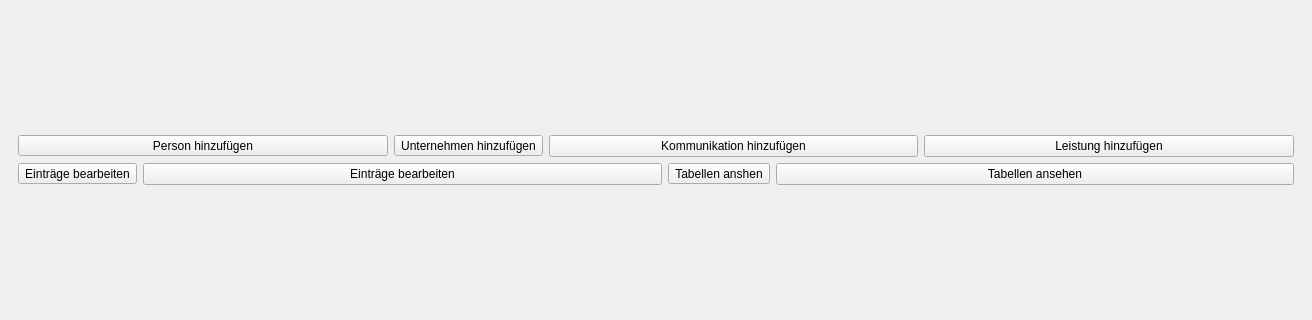
Old version of the form mainwindow.ui in the repository green-lion-racing/glr-database; both pictures show x 0 to 1312 and y 222 to 542 of the 1312 by 768 pixel window.
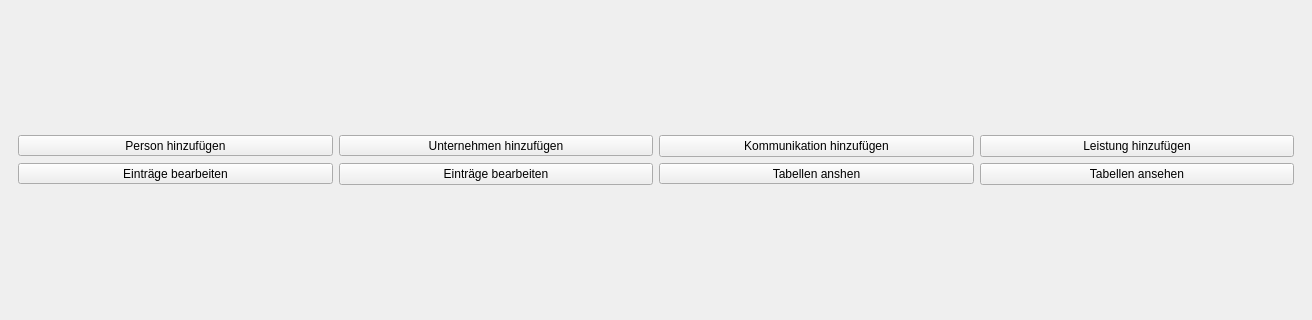
New version of the form.

The edit to the form file:
```diff
--- a/mainwindow.ui
+++ b/mainwindow.ui
@@ -47,6 +47,12 @@
             </item>
             <item>
              <widget class="QToolButton" name="tb_createCompany">
+              <property name="sizePolicy">
+               <sizepolicy hsizetype="Minimum" vsizetype="Fixed">
+                <horstretch>0</horstretch>
+                <verstretch>0</verstretch>
+               </sizepolicy>
+              </property>
               <property name="text">
                <string>Unternehmen hinzufügen</string>
               </property>
@@ -75,6 +81,12 @@
            <layout class="QHBoxLayout" name="horizontalLayout_5">
             <item>
              <widget class="QToolButton" name="tb_modifyTables">
+              <property name="sizePolicy">
+               <sizepolicy hsizetype="Minimum" vsizetype="Fixed">
+                <horstretch>0</horstretch>
+                <verstretch>0</verstretch>
+               </sizepolicy>
+              </property>
               <property name="text">
                <string>Einträge bearbeiten</string>
               </property>
@@ -92,6 +104,12 @@
             </item>
             <item>
              <widget class="QToolButton" name="tb_displayTables">
+              <property name="sizePolicy">
+               <sizepolicy hsizetype="Minimum" vsizetype="Fixed">
+                <horstretch>0</horstretch>
+                <verstretch>0</verstretch>
+               </sizepolicy>
+              </property>
               <property name="text">
                <string>Tabellen anshen</string>
               </property>
```
